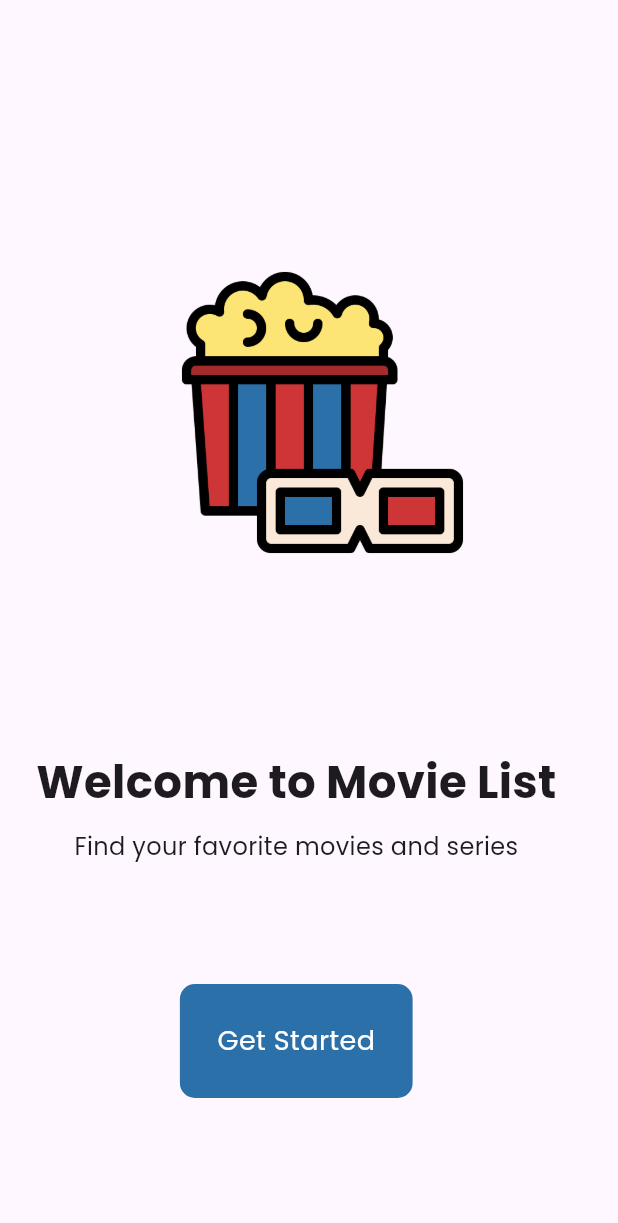
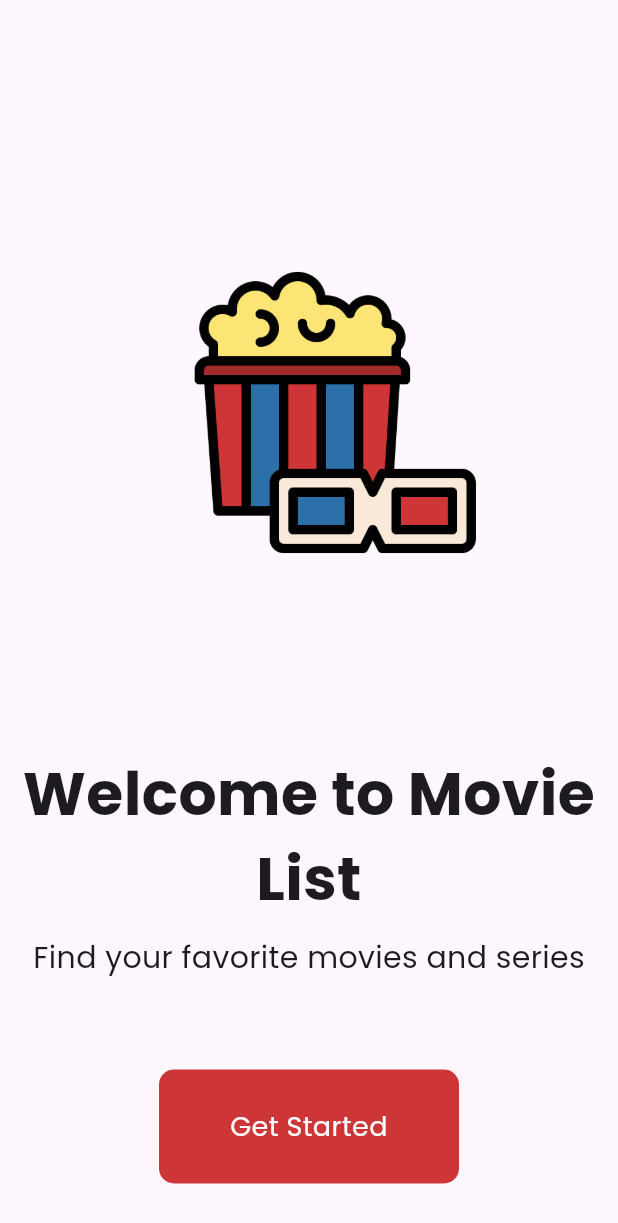
Before and after one commit to NaufalFadhiil/dicoding-movie-list, a Flutter app: the screen it shows after launch, on a phone screen of 412 x 824 dp. Shown: the top 1223 px of the screen. Run offline on Flutter 3.47's test engine with Material 3 defaults, Android fonts, the phone set to English and light mode, and no system bars.

Commit message:
Fix: UI a little bit

```diff
--- a/lib/pages/start_page.dart
+++ b/lib/pages/start_page.dart
@@ -23,21 +23,34 @@ class StartPage extends StatelessWidget {
             ),
           ),
           const Padding(
-            padding: EdgeInsets.only(bottom: 10.0, top: 100.0),
+            padding: EdgeInsets.only(
+              bottom: 10.0,
+              top: 100.0,
+              left: 13.0,
+              right: 13.0,
+            ),
             child: Text(
               'Welcome to Movie List',
+              textAlign: TextAlign.center,
               style: TextStyle(
-                fontSize: 30,
+                fontSize: 40,
                 fontWeight: FontWeight.w700,
                 fontFamily: 'Poppins',
               ),
             ),
           ),
-          Text(
-            'Find your favorite movies and series',
-            style: TextStyle(fontSize: 16, fontFamily: 'Poppins'),
+          Container(
+            padding: const EdgeInsets.only(
+              left: 20.0,
+              right: 20.0,
+            ),
+            child: Text(
+              'Find your favorite movies and series',
+              style: TextStyle(fontSize: 20, fontFamily: 'Poppins'),
+            ),
           ),
-          const SizedBox(height: 80),
+
+          const SizedBox(height: 60),
 
           GestureDetector(
             onTap: () {
@@ -47,13 +60,15 @@ class StartPage extends StatelessWidget {
               );
             },
             child: Container(
+              width: 200,
               decoration: BoxDecoration(
                 borderRadius: BorderRadius.circular(10),
-                color: Color(0xFF2b70a8),
+                color: Color(0xFFce3536),
               ),
               padding: EdgeInsets.all(25.0),
               child: const Text(
                 'Get Started',
+                textAlign: TextAlign.center,
                 style: TextStyle(
                   color: Colors.white,
                   fontSize: 18,
```
Also changed, not shown: 1 other file.
